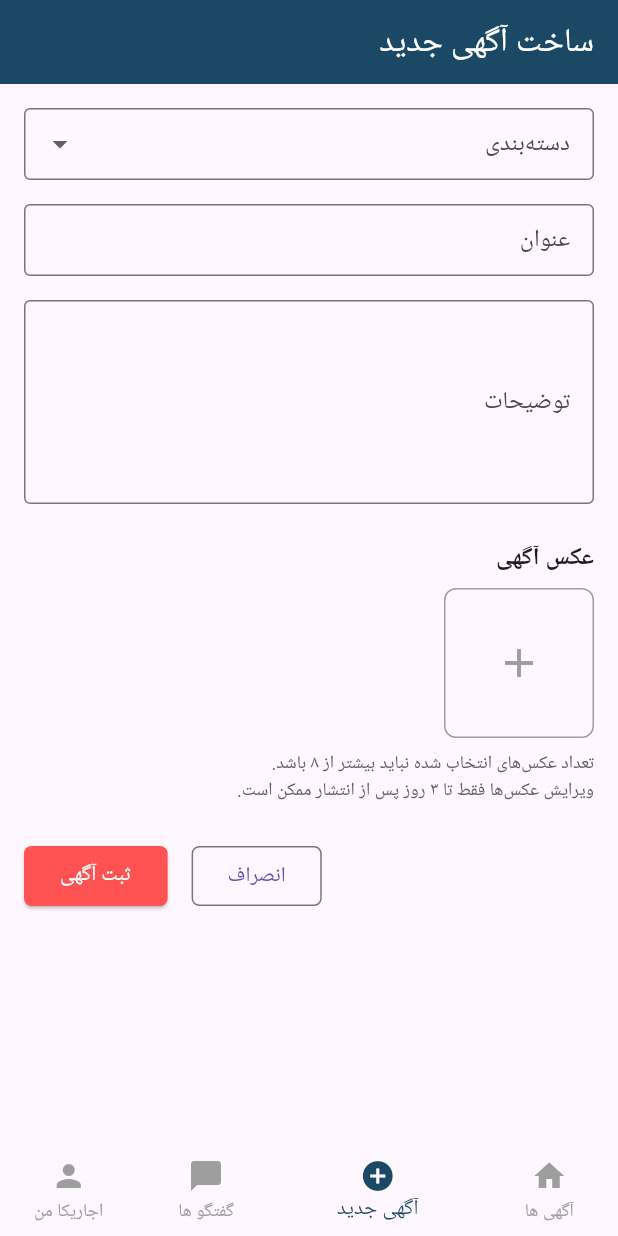
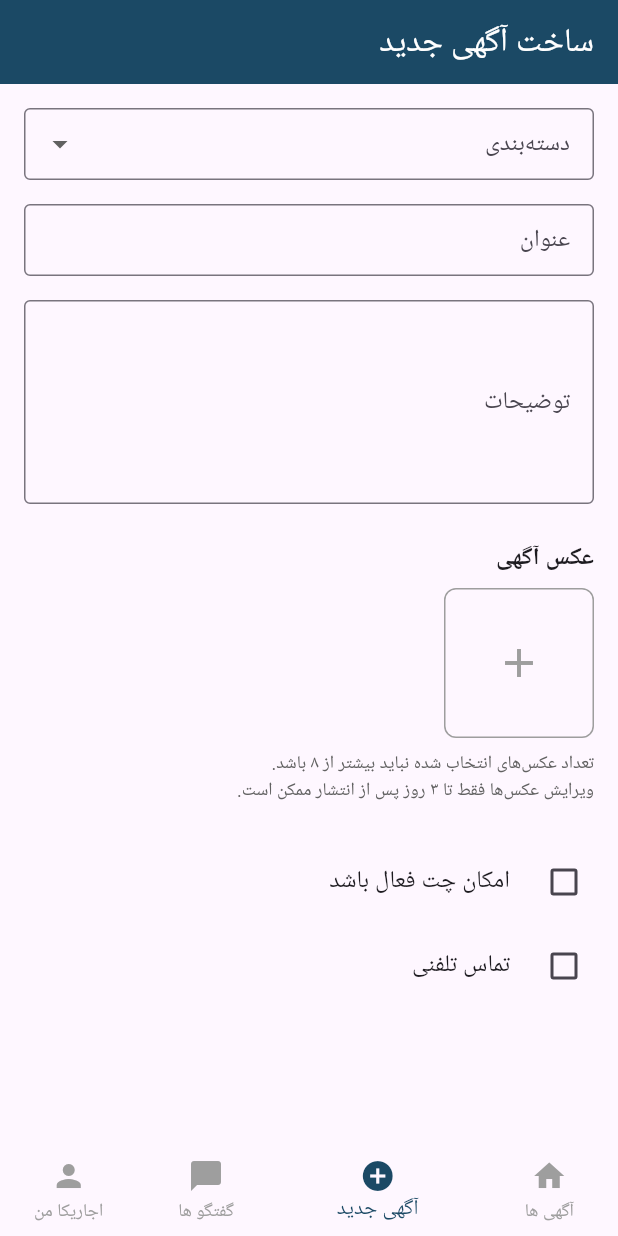
Before and after one commit to ralia79/ejarika_app, a Flutter app: the screen it shows after launch, item 2 of the bottom bar chosen, on a phone screen of 412 x 824 dp. Run offline on Flutter 3.47's test engine with Material 3 defaults, Android fonts, the phone set to English and light mode, and no system bars; our stand-ins replace flutter_native_splash, image_picker; missing offline and left inert: dart:ffi; network calls fail; Roboto replaces fonts that are missing (YekanBakh).

Commit message:
fix ui in newAdScreen

```diff
--- a/lib/view/newAdScreen.dart
+++ b/lib/view/newAdScreen.dart
@@ -14,6 +14,8 @@ class _NewAdScreenState extends State<NewAdScreen> {
   String? _category;
   String? _title;
   String? _description;
+  bool? callAccess = false;
+  bool? chatAccess = false;
   final ImagePicker _picker = ImagePicker();
   List<File> _images = [];
 
@@ -67,9 +69,10 @@ class _NewAdScreenState extends State<NewAdScreen> {
           child: Form(
             key: _formKey,
             child: Column(
+              children: [
+                Column(
                   crossAxisAlignment: CrossAxisAlignment.start,
                   children: [
-                // دسته‌بندی
                     DropdownButtonFormField<String>(
                       decoration: InputDecoration(
                         labelText: 'دسته‌بندی',
@@ -85,12 +88,11 @@ class _NewAdScreenState extends State<NewAdScreen> {
                         );
                       }).toList(),
                       onChanged: (value) => setState(() => _category = value),
-                  validator: (value) =>
-                      value == null ? 'لطفاً یک دسته‌بندی انتخاب کنید' : null,
+                      validator: (value) => value == null
+                          ? 'لطفاً یک دسته‌بندی انتخاب کنید'
+                          : null,
                     ),
                     SizedBox(height: 16),
-
-                // عنوان
                     TextFormField(
                       decoration: InputDecoration(
                         labelText: 'عنوان',
@@ -104,8 +106,6 @@ class _NewAdScreenState extends State<NewAdScreen> {
                       onSaved: (value) => _title = value,
                     ),
                     SizedBox(height: 16),
-
-                // توضیحات
                     TextFormField(
                       decoration: InputDecoration(
                         labelText: 'توضیحات',
@@ -120,14 +120,12 @@ class _NewAdScreenState extends State<NewAdScreen> {
                       onSaved: (value) => _description = value,
                     ),
                     SizedBox(height: 24),
-
-                // عکس آگهی
                     Text(
                       'عکس آگهی',
-                  style: TextStyle(fontSize: 16, fontWeight: FontWeight.bold),
+                      style:
+                          TextStyle(fontSize: 16, fontWeight: FontWeight.bold),
                     ),
                     SizedBox(height: 8),
-
                     Wrap(
                       spacing: 8,
                       runSpacing: 8,
@@ -179,8 +177,8 @@ class _NewAdScreenState extends State<NewAdScreen> {
                                 borderRadius: BorderRadius.circular(8),
                               ),
                               child: Center(
-                            child:
-                                Icon(Icons.add, size: 32, color: Colors.grey),
+                                child: Icon(Icons.add,
+                                    size: 32, color: Colors.grey),
                               ),
                             ),
                           ),
@@ -192,7 +190,42 @@ class _NewAdScreenState extends State<NewAdScreen> {
                       style: TextStyle(color: Colors.grey[700], fontSize: 12),
                     ),
                     SizedBox(height: 24),
-
+                    CheckboxListTile(
+                      title: Text('امکان چت فعال باشد'),
+                      contentPadding: EdgeInsets.zero,
+                      checkColor: AppColors.white,
+                      activeColor: AppColors.primary,
+                      value: chatAccess,
+                      controlAffinity: ListTileControlAffinity.leading,
+                      onChanged: (newValue) {
+                        setState(() {
+                          chatAccess = newValue;
+                        });
+                      },
+                    ),
+                    CheckboxListTile(
+                      title: Text('تماس تلفنی'),
+                      contentPadding: EdgeInsets.zero,
+                      checkColor: AppColors.white,
+                      activeColor: AppColors.primary,
+                      value: callAccess,
+                      controlAffinity: ListTileControlAffinity.leading,
+                      onChanged: (newValue) {
+                        setState(() {
+                          callAccess = newValue;
+                        });
+                      },
+                    ),
+                    if (callAccess ?? false)
+                      Padding(
+                        padding: EdgeInsets.only(right: 20),
+                        child: Text('شماره ی شما روی اجاریکا نمایش داده میشود'),
+                      ),
+                  ],
+                ),
+                SizedBox(
+                  height: 100,
+                ),
                 Row(
                   mainAxisAlignment: MainAxisAlignment.end,
                   children: [
```
Lines whose indentation alone changed are shown as unchanged.
